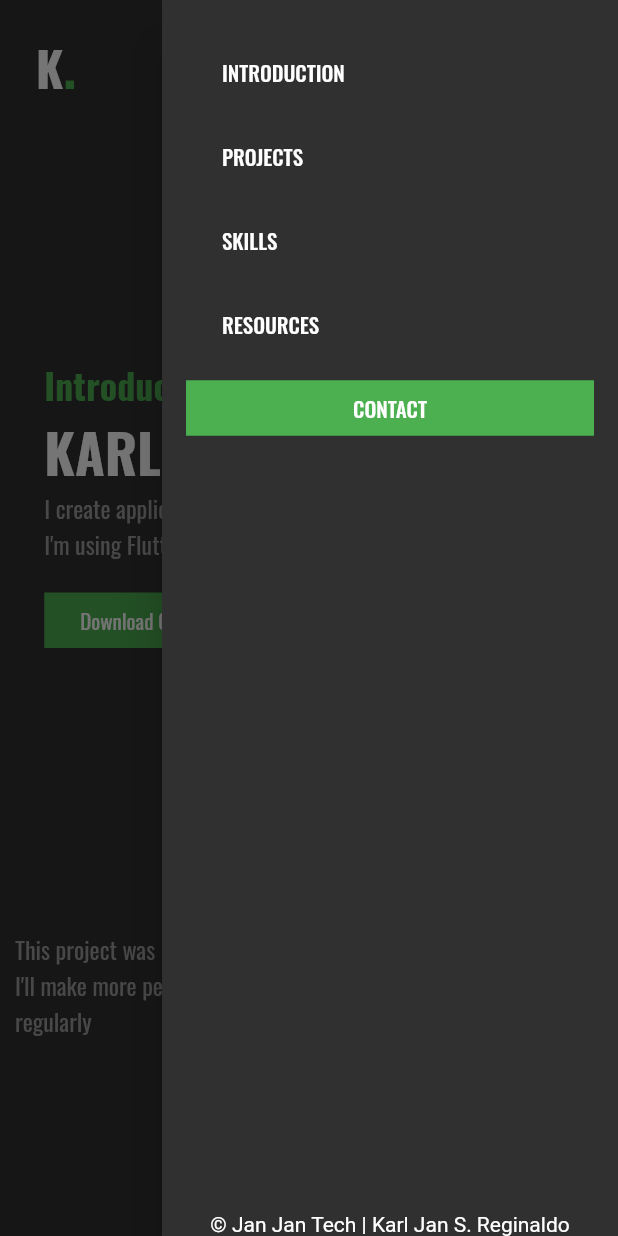
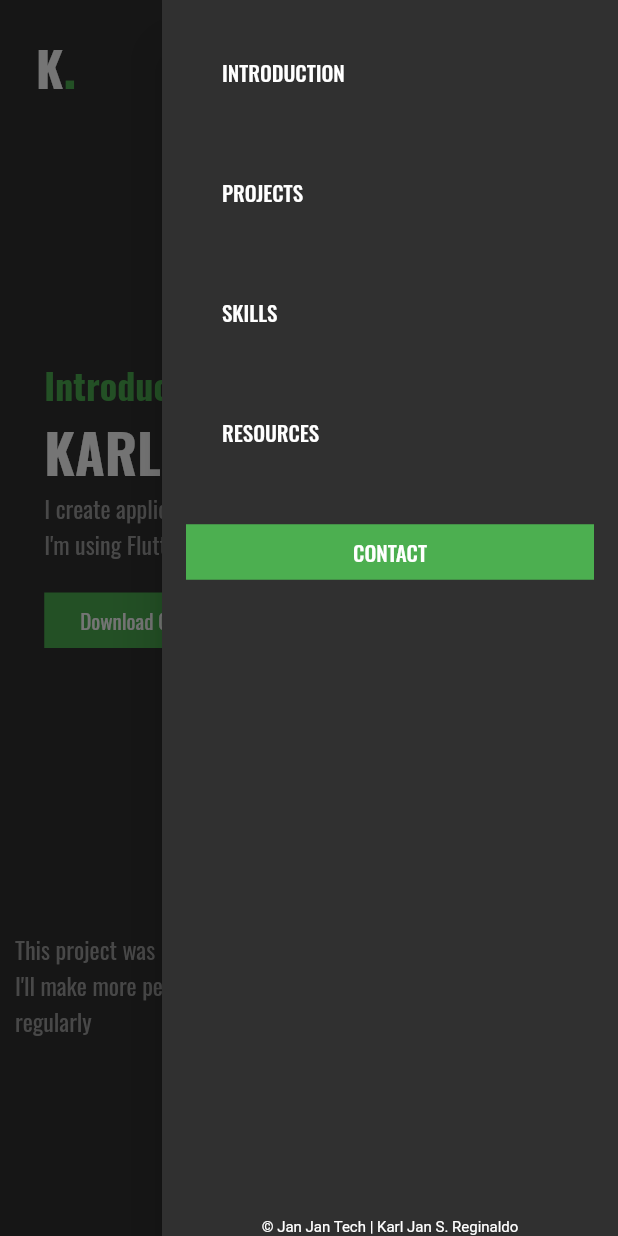
Before and after one commit to karlreginaldo/portfolio, a Flutter app: the screen it shows after launch, with the side drawer open, on a phone screen of 412 x 824 dp. Run offline on Flutter 3.47's test engine with Material 2 defaults, Android fonts, the phone set to English and light mode, and no system bars; drawn by our look-alikes of carousel_slider; our stand-ins replace font_awesome_flutter, google_fonts, responsive_builder.

Commit message:
fix(components):add sizedbox widget for spacing

```diff
--- a/lib/components/custom_drawer.dart
+++ b/lib/components/custom_drawer.dart
@@ -40,7 +40,9 @@ class CustomDrawer extends StatelessWidget {
                             ),
                           ),
                         )
-                      : ListTile(
+                      : Column(
+                          children: [
+                            ListTile(
                               title: MouseRegion(
                                 cursor: SystemMouseCursors.click,
                                 child: GestureDetector(
@@ -56,6 +58,11 @@ class CustomDrawer extends StatelessWidget {
                                   ),
                                 ),
                               ),
+                            ),
+                            SizedBox(
+                              height: 24,
+                            ),
+                          ],
                         );
                 },
               ).toList(),
@@ -63,6 +70,9 @@ class CustomDrawer extends StatelessWidget {
             Text(
               '© Jan Jan Tech | Karl Jan S. Reginaldo',
               textAlign: TextAlign.center,
+              style: TextStyle(
+                fontSize: 10,
+              ),
             )
           ],
         ),
```
Lines whose indentation alone changed are shown as unchanged.
